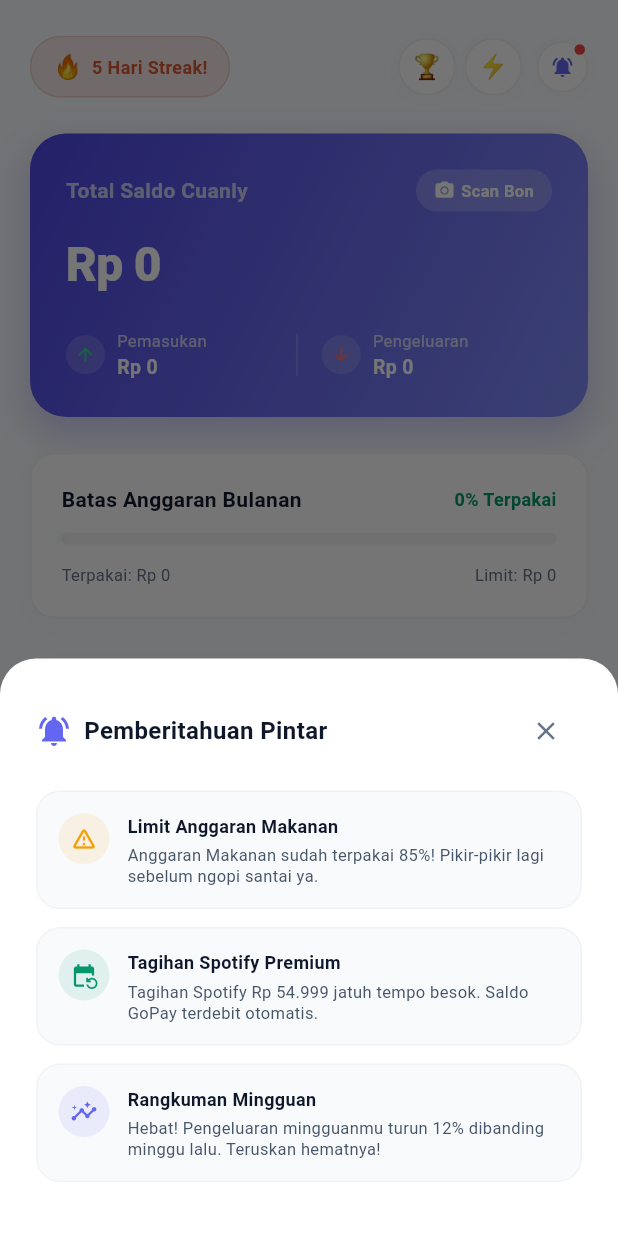
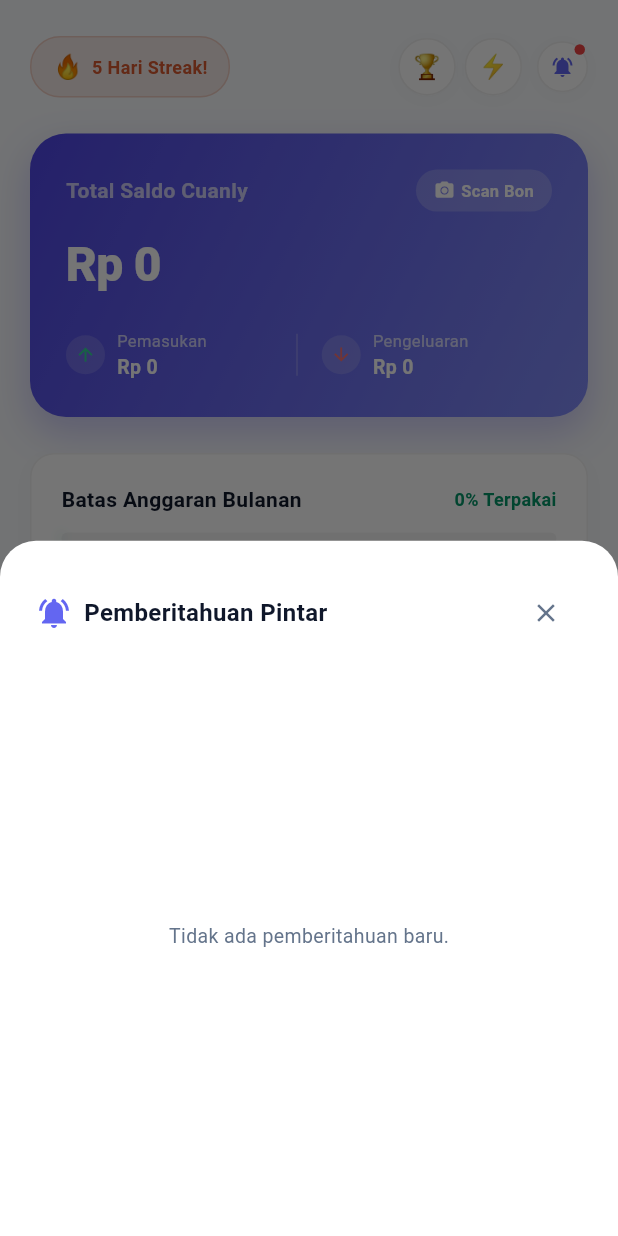
Before and after one commit to bilaa03/Final-Project_CuanlyApp, a Flutter app: the HomeScreen screen opened directly with empty values, after a tap on the "notifications active" icon, on a phone screen of 412 x 824 dp. Run offline on Flutter 3.47's test engine with Material 3 defaults, Android fonts, the phone set to English and light mode, and no system bars; our stand-ins replace image_picker; Roboto replaces fonts that are missing (Arial).

Commit message:
implement dynamic financial notifications for transfers, transactions, and bills

```diff
--- /dev/null
+++ b/lib/models/notification.dart
@@ -0,0 +1,28 @@
+import 'package:flutter/material.dart';
+
+class AppNotification {
+  final String id;
+  final String title;
+  final String desc;
+  final IconData icon;
+  final Color color;
+  final DateTime date;
+
+  AppNotification({
+    required this.id,
+    required this.title,
+    required this.desc,
+    required this.icon,
+    required this.color,
+    required this.date,
+  });
+
+  Map<String, dynamic> toJson() => {
+        'id': id,
+        'title': title,
+        'desc': desc,
+        'icon': icon.codePoint,
+        'color': color.value,
+        'date': date.toIso8601String(),
+      };
+}
--- a/lib/screens/home_screen.dart
+++ b/lib/screens/home_screen.dart
@@ -4,6 +4,7 @@ import '../models/transaction.dart';
 import '../models/wallet.dart';
 import '../models/saving_goal.dart';
 import '../models/subscription.dart';
+import '../models/notification.dart';
 
 // Helper class for number formatting
 class NumberFormat {
@@ -97,6 +98,7 @@ class HomeScreen extends StatefulWidget {
   final List<WalletItem> wallets;
   final List<SavingGoal> savingGoals;
   final List<SubscriptionItem> subscriptions;
+  final List<AppNotification> notifications;
   final Function(SavingGoal) onAddSavingGoal;
   final Function(SubscriptionItem) onAddSubscription;
   final VoidCallback onScanClick;
@@ -112,6 +114,7 @@ class HomeScreen extends StatefulWidget {
     required this.wallets,
     required this.savingGoals,
     required this.subscriptions,
+    required this.notifications,
     required this.onAddSavingGoal,
     required this.onAddSubscription,
     required this.onScanClick,
@@ -1388,6 +1391,7 @@ class _HomeScreenState extends State<HomeScreen> {
       ),
       builder: (context) => Container(
         padding: const EdgeInsets.all(24),
+        constraints: BoxConstraints(maxHeight: MediaQuery.of(context).size.height * 0.65),
         child: Column(
           crossAxisAlignment: CrossAxisAlignment.start,
           mainAxisSize: MainAxisSize.min,
@@ -1412,24 +1416,32 @@ class _HomeScreenState extends State<HomeScreen> {
               ],
             ),
             const SizedBox(height: 16),
-            _buildNotificationItem(
-              icon: Icons.warning_amber_rounded,
-              color: const Color(0xFFF59E0B),
-              title: 'Limit Anggaran Makanan',
-              desc: 'Anggaran Makanan sudah terpakai 85%! Pikir-pikir lagi sebelum ngopi santai ya.',
-            ),
-            _buildNotificationItem(
-              icon: Icons.event_repeat,
-              color: const Color(0xFF059669),
-              title: 'Tagihan Spotify Premium',
-              desc: 'Tagihan Spotify Rp 54.999 jatuh tempo besok. Saldo GoPay terdebit otomatis.',
-            ),
-            _buildNotificationItem(
-              icon: Icons.insights,
-              color: const Color(0xFF6366F1),
-              title: 'Rangkuman Mingguan',
-              desc: 'Hebat! Pengeluaran mingguanmu turun 12% dibanding minggu lalu. Teruskan hematnya!',
-            ),
+            if (widget.notifications.isEmpty)
+              const Expanded(
+                child: Center(
+                  child: Text(
+                    'Tidak ada pemberitahuan baru.',
+                    style: TextStyle(color: Color(0xFF64748B), fontSize: 13),
+                  ),
+                ),
+              )
+            else
+              Expanded(
+                child: ListView.separated(
+                  shrinkWrap: true,
+                  itemCount: widget.notifications.length,
+                  separatorBuilder: (context, idx) => const SizedBox(height: 16),
+                  itemBuilder: (context, idx) {
+                    final notif = widget.notifications[idx];
+                    return _buildNotificationItem(
+                      icon: notif.icon,
+                      color: notif.color,
+                      title: notif.title,
+                      desc: notif.desc,
+                    );
+                  },
+                ),
+              ),
           ],
         ),
       ),
```
Also changed, not shown: lib/main.dart (+49 -0 lines).
